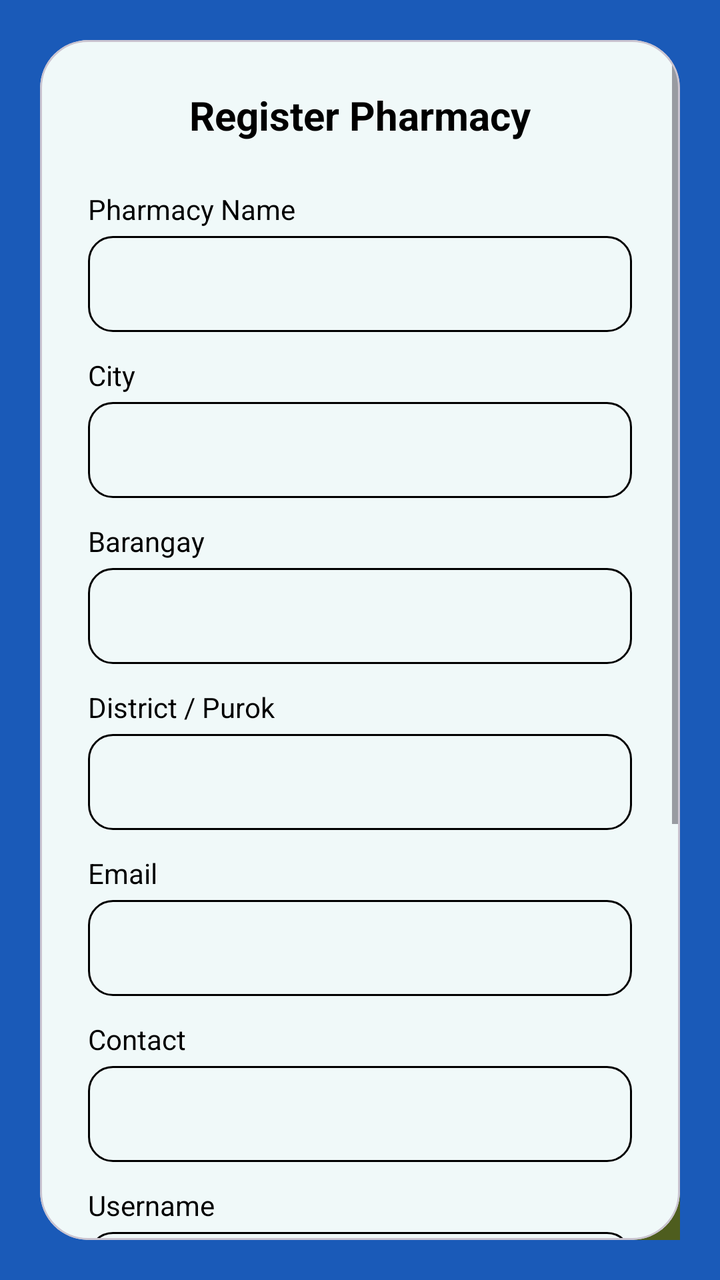
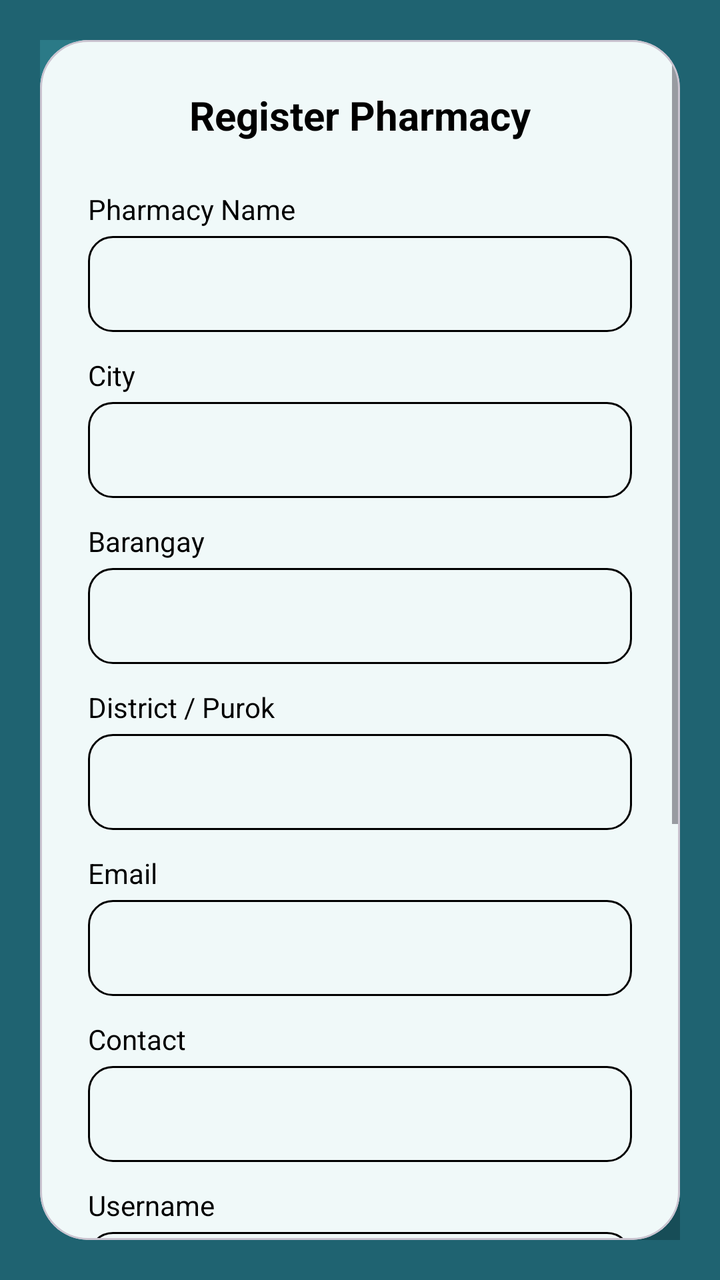

Two renders of the same Android screen: before a commit and after it. Below are the layout's source before the change and the commit's diff.
<!-- AndroidManifest.xml: application theme Theme.PharmaFind -->
<!-- res/layout/dialog_register_pharmacy.xml -->
<?xml version="1.0" encoding="utf-8"?>
<androidx.constraintlayout.widget.ConstraintLayout xmlns:android="http://schemas.android.com/apk/res/android"
    xmlns:app="http://schemas.android.com/apk/res-auto"
    android:layout_width="match_parent"
    android:layout_height="wrap_content"
    android:background="@color/primary_dark"
    android:padding="20dp">

    
    <View
        android:layout_width="150dp"
        android:layout_height="150dp"
        android:background="@drawable/circle_background"
        android:backgroundTint="#1A5AB8"
        android:layout_marginTop="-75dp"
        android:layout_marginStart="-75dp"
        app:layout_constraintTop_toTopOf="parent"
        app:layout_constraintStart_toStartOf="parent" />

    <View
        android:layout_width="150dp"
        android:layout_height="150dp"
        android:background="@drawable/circle_background"
        android:backgroundTint="#4E5D1E"
        android:layout_marginBottom="-75dp"
        android:layout_marginEnd="-75dp"
        app:layout_constraintBottom_toBottomOf="parent"
        app:layout_constraintEnd_toEndOf="parent" />

    <com.google.android.material.card.MaterialCardView
        android:layout_width="match_parent"
        android:layout_height="wrap_content"
        app:cardCornerRadius="24dp"
        app:cardElevation="0dp"
        app:cardBackgroundColor="#F0F9F9"
        app:layout_constraintTop_toTopOf="parent"
        app:layout_constraintBottom_toBottomOf="parent"
        app:layout_constrainedHeight="true">

        <ScrollView
            android:layout_width="match_parent"
            android:layout_height="wrap_content">

            <LinearLayout
                android:layout_width="match_parent"
                android:layout_height="wrap_content"
                android:orientation="vertical"
                android:padding="24dp">

                <TextView
                    android:id="@+id/tvRegisterTitle"
                    android:layout_width="wrap_content"
                    android:layout_height="wrap_content"
                    android:layout_gravity="center"
                    android:text="@string/register_pharmacy"
                    android:textColor="@color/black"
                    android:textSize="20sp"
                    android:textStyle="bold"
                    android:layout_marginBottom="24dp"/>

                <TextView
                    android:layout_width="wrap_content"
                    android:layout_height="wrap_content"
                    android:text="@string/pharmacy_name"
                    android:textColor="@color/black"
                    android:textSize="14sp" />

                <EditText
                    android:id="@+id/etPharmacyName"
                    android:layout_width="match_parent"
                    android:layout_height="48dp"
                    android:layout_marginTop="4dp"
                    android:layout_marginBottom="12dp"
                    android:background="@drawable/edittext_background"
                    android:paddingHorizontal="12dp"
                    android:textColor="@color/black"
                    android:inputType="text" />

                <TextView
                    android:layout_width="wrap_content"
                    android:layout_height="wrap_content"
                    android:text="@string/city"
                    android:textColor="@color/black"
                    android:textSize="14sp" />

                <EditText
                    android:id="@+id/etCity"
                    android:layout_width="match_parent"
                    android:layout_height="48dp"
                    android:layout_marginTop="4dp"
                    android:layout_marginBottom="12dp"
                    android:background="@drawable/edittext_background"
                    android:paddingHorizontal="12dp"
                    android:textColor="@color/black"
                    android:inputType="text" />

                <TextView
                    android:layout_width="wrap_content"
                    android:layout_height="wrap_content"
                    android:text="@string/barangay"
                    android:textColor="@color/black"
                    android:textSize="14sp" />

                <EditText
                    android:id="@+id/etBarangay"
                    android:layout_width="match_parent"
                    android:layout_height="48dp"
                    android:layout_marginTop="4dp"
                    android:layout_marginBottom="12dp"
                    android:background="@drawable/edittext_background"
                    android:paddingHorizontal="12dp"
                    android:textColor="@color/black"
                    android:inputType="text" />

                <TextView
                    android:layout_width="wrap_content"
                    android:layout_height="wrap_content"
                    android:text="@string/district"
                    android:textColor="@color/black"
                    android:textSize="14sp" />

                <EditText
                    android:id="@+id/etDistrict"
                    android:layout_width="match_parent"
                    android:layout_height="48dp"
                    android:layout_marginTop="4dp"
                    android:layout_marginBottom="12dp"
                    android:background="@drawable/edittext_background"
                    android:paddingHorizontal="12dp"
                    android:textColor="@color/black"
                    android:inputType="text" />

                <TextView
                    android:layout_width="wrap_content"
                    android:layout_height="wrap_content"
                    android:text="@string/email"
                    android:textColor="@color/black"
                    android:textSize="14sp" />

                <EditText
                    android:id="@+id/etEmail"
                    android:layout_width="match_parent"
                    android:layout_height="48dp"
                    android:layout_marginTop="4dp"
                    android:layout_marginBottom="12dp"
                    android:background="@drawable/edittext_background"
                    android:paddingHorizontal="12dp"
                    android:textColor="@color/black"
                    android:inputType="textEmailAddress" />

                <TextView
                    android:layout_width="wrap_content"
                    android:layout_height="wrap_content"
                    android:text="@string/contact"
                    android:textColor="@color/black"
                    android:textSize="14sp" />

                <EditText
                    android:id="@+id/etContact"
                    android:layout_width="match_parent"
                    android:layout_height="48dp"
                    android:layout_marginTop="4dp"
                    android:layout_marginBottom="12dp"
                    android:background="@drawable/edittext_background"
                    android:paddingHorizontal="12dp"
                    android:textColor="@color/black"
                    android:inputType="phone" />

                <TextView
                    android:layout_width="wrap_content"
                    android:layout_height="wrap_content"
                    android:text="@string/username"
                    android:textColor="@color/black"
                    android:textSize="14sp" />

                <EditText
                    android:id="@+id/etUsername"
                    android:layout_width="match_parent"
                    android:layout_height="48dp"
                    android:layout_marginTop="4dp"
                    android:layout_marginBottom="12dp"
                    android:background="@drawable/edittext_background"
                    android:paddingHorizontal="12dp"
                    android:textColor="@color/black"
                    android:inputType="text" />

                <TextView
                    android:layout_width="wrap_content"
                    android:layout_height="wrap_content"
                    android:text="@string/password"
                    android:textColor="@color/black"
                    android:textSize="14sp" />

                <EditText
                    android:id="@+id/etPassword"
                    android:layout_width="match_parent"
                    android:layout_height="48dp"
                    android:layout_marginTop="4dp"
                    android:layout_marginBottom="12dp"
                    android:background="@drawable/edittext_background"
                    android:paddingHorizontal="12dp"
                    android:textColor="@color/black"
                    android:inputType="textPassword" />

                <TextView
                    android:layout_width="wrap_content"
                    android:layout_height="wrap_content"
                    android:text="@string/confirm_password"
                    android:textColor="@color/black"
                    android:textSize="14sp" />

                <EditText
                    android:id="@+id/etConfirmPassword"
                    android:layout_width="match_parent"
                    android:layout_height="48dp"
                    android:layout_marginTop="4dp"
                    android:layout_marginBottom="24dp"
                    android:background="@drawable/edittext_background"
                    android:paddingHorizontal="12dp"
                    android:textColor="@color/black"
                    android:inputType="textPassword" />

                <com.google.android.material.button.MaterialButton
                    android:id="@+id/btnSubmitRegisterPharmacy"
                    android:layout_width="match_parent"
                    android:layout_height="60dp"
                    android:text="@string/register"
                    android:textAllCaps="false"
                    app:cornerRadius="30dp"
                    app:backgroundTint="@color/primary_teal" />

            </LinearLayout>
        </ScrollView>
    </com.google.android.material.card.MaterialCardView>

</androidx.constraintlayout.widget.ConstraintLayout>
<!-- resources referenced by this layout -->
<resources>
  <color name="black">#FF000000</color>
  <color name="primary_dark">#1A5AB8</color>
  <color name="primary_teal">#3A8E9D</color>
  <!-- drawable circle_background (drawable) -->
  <?xml version="1.0" encoding="utf-8"?>
  <shape xmlns:android="http://schemas.android.com/apk/res/android"
      android:shape="oval">
      <solid android:color="#A0D8D8" />
  </shape>
  <!-- drawable edittext_background (drawable) -->
  <?xml version="1.0" encoding="utf-8"?>
  <shape xmlns:android="http://schemas.android.com/apk/res/android">
      <corners android:radius="12dp" />
      <stroke android:width="1dp" android:color="#000000" />
      <solid android:color="@android:color/transparent" />
  </shape>
  <string name="barangay">Barangay</string>
  <string name="city">City</string>
  <string name="confirm_password">Confirm Password</string>
  <string name="contact">Contact</string>
  <string name="district">District / Purok</string>
  <string name="email">Email</string>
  <string name="password">Password</string>
  <string name="pharmacy_name">Pharmacy Name</string>
  <string name="register">Register</string>
  <string name="register_pharmacy">Register Pharmacy</string>
  <string name="username">Username</string>
  <style name="Theme.PharmaFind" parent="Base.Theme.PharmaFind" />
  <style name="Base.Theme.PharmaFind" parent="Theme.Material3.DayNight.NoActionBar">
          
          
      </style>
</resources>

<!-- the commit's change to res/layout/dialog_register_pharmacy.xml (unified diff, before → after) -->
@@ -11,7 +11,7 @@
         android:layout_width="150dp"
         android:layout_height="150dp"
         android:background="@drawable/circle_background"
-        android:backgroundTint="#1A5AB8"
+        android:backgroundTint="@color/decor_circle_light"
         android:layout_marginTop="-75dp"
         android:layout_marginStart="-75dp"
         app:layout_constraintTop_toTopOf="parent"
@@ -21,7 +21,7 @@
         android:layout_width="150dp"
         android:layout_height="150dp"
         android:background="@drawable/circle_background"
-        android:backgroundTint="#4E5D1E"
+        android:backgroundTint="@color/decor_circle_dark"
         android:layout_marginBottom="-75dp"
         android:layout_marginEnd="-75dp"
         app:layout_constraintBottom_toBottomOf="parent"
<!-- resource entries referenced after the edit -->
@@ -1,7 +1,9 @@
 <!-- resources referenced by this layout -->
 <resources>
   <color name="black">#FF000000</color>
-  <color name="primary_dark">#1A5AB8</color>
+  <color name="decor_circle_dark">#174D57</color>
+  <color name="decor_circle_light">#2B7A87</color>
+  <color name="primary_dark">#1F6371</color>
   <color name="primary_teal">#3A8E9D</color>
   <!-- drawable circle_background (drawable) -->
   <?xml version="1.0" encoding="utf-8"?>
@@ -27,10 +29,21 @@
   <string name="register">Register</string>
   <string name="register_pharmacy">Register Pharmacy</string>
   <string name="username">Username</string>
-  <style name="Theme.PharmaFind" parent="Base.Theme.PharmaFind" />
+  <style name="Theme.PharmaFind" parent="Base.Theme.PharmaFind">
+          <item name="colorPrimary">@color/primary_teal</item>
+          <item name="colorOnPrimary">@color/white</item>
+          <item name="colorPrimaryContainer">@color/teal_container</item>
+          <item name="colorOnPrimaryContainer">@color/primary_dark</item>
+          <item name="colorSecondary">@color/primary_teal</item>
+          <item name="colorOnSecondary">@color/white</item>
+          <item name="colorSecondaryContainer">@color/teal_container</item>
+          <item name="colorOnSecondaryContainer">@color/primary_dark</item>
+      </style>
   <style name="Base.Theme.PharmaFind" parent="Theme.Material3.DayNight.NoActionBar">
           
           
       </style>
+  <color name="white">#FFFFFFFF</color>
+  <color name="teal_container">#D6EEF1</color>
 </resources>
 
